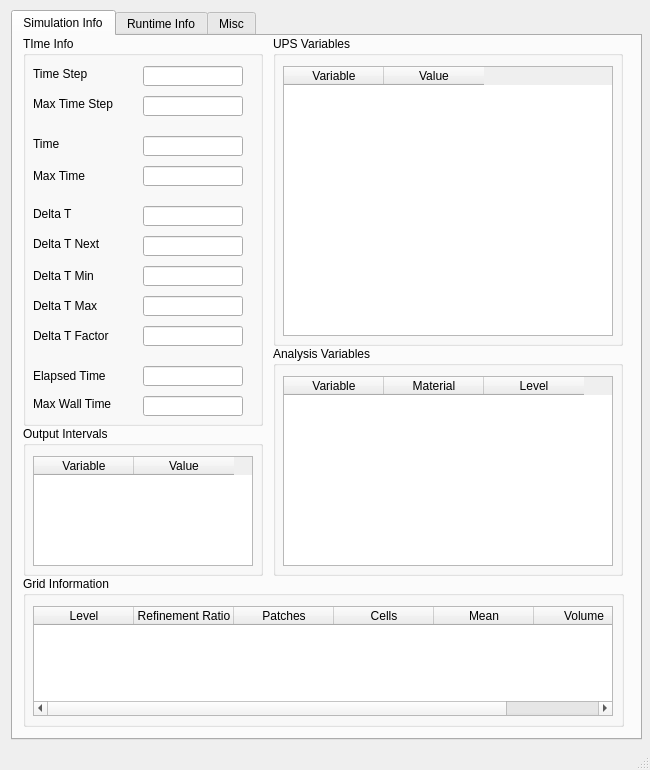
The window that src/VisIt/libsim/uintah.ui (Uintah/Uintah) describes before a commit, drawn with Qt 5.
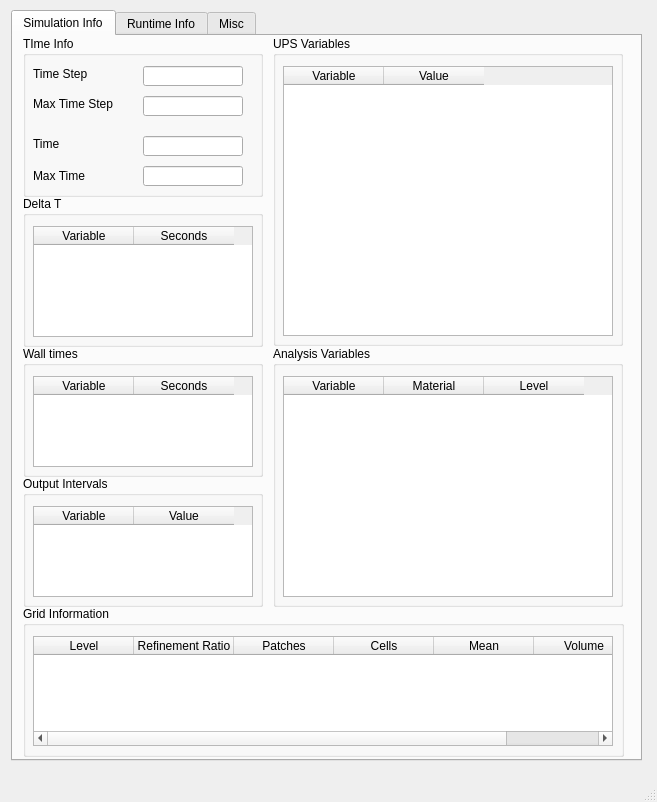
The same window after the commit.

Commit message: changed the wall time and delta T to a table

Diff of the .ui file:
```diff
--- a/src/VisIt/libsim/uintah.ui
+++ b/src/VisIt/libsim/uintah.ui
@@ -6,8 +6,8 @@
    <rect>
     <x>0</x>
     <y>0</y>
-    <width>650</width>
-    <height>770</height>
+    <width>657</width>
+    <height>802</height>
    </rect>
   </property>
   <property name="windowTitle">
@@ -20,7 +20,7 @@
       <x>11</x>
       <y>10</y>
       <width>631</width>
-      <height>730</height>
+      <height>751</height>
      </rect>
     </property>
     <property name="currentIndex">
@@ -36,42 +36,12 @@
         <x>10</x>
         <y>0</y>
         <width>240</width>
-        <height>390</height>
+        <height>161</height>
        </rect>
       </property>
       <property name="title">
        <string>TIme Info</string>
       </property>
-      <widget class="QLineEdit" name="DeltaTFactor">
-       <property name="geometry">
-        <rect>
-         <x>120</x>
-         <y>290</y>
-         <width>100</width>
-         <height>20</height>
-        </rect>
-       </property>
-      </widget>
-      <widget class="QLineEdit" name="DeltaTMax">
-       <property name="geometry">
-        <rect>
-         <x>120</x>
-         <y>260</y>
-         <width>100</width>
-         <height>20</height>
-        </rect>
-       </property>
-      </widget>
-      <widget class="QLineEdit" name="DeltaTMin">
-       <property name="geometry">
-        <rect>
-         <x>120</x>
-         <y>230</y>
-         <width>100</width>
-         <height>20</height>
-        </rect>
-       </property>
-      </widget>
       <widget class="QLineEdit" name="MaxTime">
        <property name="geometry">
         <rect>
@@ -82,45 +52,6 @@
         </rect>
        </property>
       </widget>
-      <widget class="QLabel" name="DeltaTFactorLabel">
-       <property name="geometry">
-        <rect>
-         <x>10</x>
-         <y>290</y>
-         <width>100</width>
-         <height>20</height>
-        </rect>
-       </property>
-       <property name="text">
-        <string>Delta T Factor</string>
-       </property>
-      </widget>
-      <widget class="QLabel" name="DeltaTMinLabel">
-       <property name="geometry">
-        <rect>
-         <x>10</x>
-         <y>230</y>
-         <width>100</width>
-         <height>20</height>
-        </rect>
-       </property>
-       <property name="text">
-        <string>Delta T Min</string>
-       </property>
-      </widget>
-      <widget class="QLabel" name="DeltaTMaxLabel">
-       <property name="geometry">
-        <rect>
-         <x>10</x>
-         <y>260</y>
-         <width>100</width>
-         <height>20</height>
-        </rect>
-       </property>
-       <property name="text">
-        <string>Delta T Max</string>
-       </property>
-      </widget>
       <widget class="QLabel" name="MaxTimeLabel">
        <property name="geometry">
         <rect>
@@ -134,29 +65,6 @@
         <string>Max Time</string>
        </property>
       </widget>
-      <widget class="QLabel" name="ElapsedTimeLabel">
-       <property name="geometry">
-        <rect>
-         <x>10</x>
-         <y>330</y>
-         <width>100</width>
-         <height>20</height>
-        </rect>
-       </property>
-       <property name="text">
-        <string>Elapsed Time</string>
-       </property>
-      </widget>
-      <widget class="QLineEdit" name="ElapsedTime">
-       <property name="geometry">
-        <rect>
-         <x>120</x>
-         <y>330</y>
-         <width>100</width>
-         <height>20</height>
-        </rect>
-       </property>
-      </widget>
       <widget class="QLabel" name="TimeStepLabel">
        <property name="geometry">
         <rect>
@@ -203,29 +111,6 @@
         <string>Time</string>
        </property>
       </widget>
-      <widget class="QLineEdit" name="DeltaTNext">
-       <property name="geometry">
-        <rect>
-         <x>120</x>
-         <y>200</y>
-         <width>100</width>
-         <height>20</height>
-        </rect>
-       </property>
-      </widget>
-      <widget class="QLabel" name="DeltaTNextLabel">
-       <property name="geometry">
-        <rect>
-         <x>10</x>
-         <y>200</y>
-         <width>80</width>
-         <height>15</height>
-        </rect>
-       </property>
-       <property name="text">
-        <string>Delta T Next</string>
-       </property>
-      </widget>
       <widget class="QLabel" name="TimeStepLabel_2">
        <property name="geometry">
         <rect>
@@ -249,60 +134,14 @@
         </rect>
        </property>
       </widget>
-      <widget class="QLabel" name="ElapsedTimeLabel_2">
-       <property name="geometry">
-        <rect>
-         <x>10</x>
-         <y>360</y>
-         <width>90</width>
-         <height>15</height>
-        </rect>
-       </property>
-       <property name="text">
-        <string>Max Wall Time</string>
-       </property>
-      </widget>
-      <widget class="QLineEdit" name="MaxWallTime">
-       <property name="geometry">
-        <rect>
-         <x>120</x>
-         <y>360</y>
-         <width>100</width>
-         <height>20</height>
-        </rect>
-       </property>
-      </widget>
-      <widget class="QLabel" name="DeltaTLabel">
-       <property name="geometry">
-        <rect>
-         <x>10</x>
-         <y>170</y>
-         <width>60</width>
-         <height>15</height>
-        </rect>
-       </property>
-       <property name="text">
-        <string>Delta T</string>
-       </property>
-      </widget>
-      <widget class="QLineEdit" name="DeltaT">
-       <property name="geometry">
-        <rect>
-         <x>120</x>
-         <y>170</y>
-         <width>100</width>
-         <height>20</height>
-        </rect>
-       </property>
-      </widget>
      </widget>
      <widget class="QGroupBox" name="OutputIntervalGroupBox">
       <property name="geometry">
        <rect>
         <x>10</x>
-        <y>390</y>
+        <y>440</y>
         <width>240</width>
-        <height>150</height>
+        <height>131</height>
        </rect>
       </property>
       <property name="title">
@@ -314,7 +153,7 @@
          <x>10</x>
          <y>30</y>
          <width>220</width>
-         <height>110</height>
+         <height>91</height>
         </rect>
        </property>
        <column>
@@ -333,7 +172,7 @@
       <property name="geometry">
        <rect>
         <x>10</x>
-        <y>540</y>
+        <y>570</y>
         <width>601</width>
         <height>151</height>
        </rect>
@@ -388,7 +227,7 @@
         <x>260</x>
         <y>310</y>
         <width>350</width>
-        <height>230</height>
+        <height>261</height>
        </rect>
       </property>
       <property name="title">
@@ -400,7 +239,7 @@
          <x>10</x>
          <y>30</y>
          <width>330</width>
-         <height>190</height>
+         <height>221</height>
         </rect>
        </property>
        <column>
@@ -453,6 +292,72 @@
        </column>
       </widget>
      </widget>
+     <widget class="QGroupBox" name="WallTimesGroupBox">
+      <property name="geometry">
+       <rect>
+        <x>10</x>
+        <y>310</y>
+        <width>240</width>
+        <height>131</height>
+       </rect>
+      </property>
+      <property name="title">
+       <string>Wall times</string>
+      </property>
+      <widget class="QTableWidget" name="WallTimesVariableTable">
+       <property name="geometry">
+        <rect>
+         <x>10</x>
+         <y>30</y>
+         <width>220</width>
+         <height>91</height>
+        </rect>
+       </property>
+       <column>
+        <property name="text">
+         <string>Variable</string>
+        </property>
+       </column>
+       <column>
+        <property name="text">
+         <string>Seconds</string>
+        </property>
+       </column>
+      </widget>
+     </widget>
+     <widget class="QGroupBox" name="DeltaTGroupBox">
+      <property name="geometry">
+       <rect>
+        <x>10</x>
+        <y>160</y>
+        <width>240</width>
+        <height>151</height>
+       </rect>
+      </property>
+      <property name="title">
+       <string>Delta T</string>
+      </property>
+      <widget class="QTableWidget" name="DeltaTVariableTable">
+       <property name="geometry">
+        <rect>
+         <x>10</x>
+         <y>30</y>
+         <width>220</width>
+         <height>111</height>
+        </rect>
+       </property>
+       <column>
+        <property name="text">
+         <string>Variable</string>
+        </property>
+       </column>
+       <column>
+        <property name="text">
+         <string>Seconds</string>
+        </property>
+       </column>
+      </widget>
+     </widget>
     </widget>
     <widget class="QWidget" name="tab_2">
      <attribute name="title">
```
Left out of the diff: 22 changed lines with no effect on the pictures. The commit also changes 7 other files.
